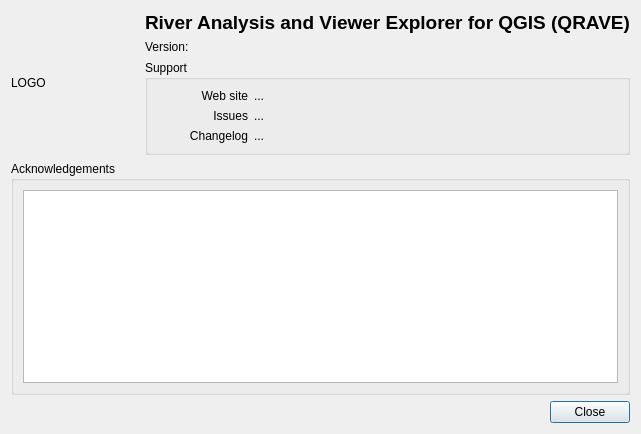
First picture: the form in src/ui/about_dialog.ui, repository Riverscapes/QRAVEPlugin, before the edit.
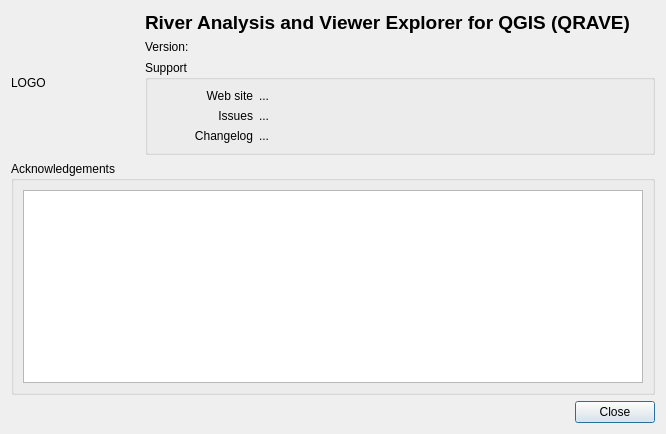
Second picture: the form after the edit.

What changed in the file:
```diff
--- a/src/ui/about_dialog.ui
+++ b/src/ui/about_dialog.ui
@@ -6,7 +6,7 @@
    <rect>
     <x>0</x>
     <y>0</y>
-    <width>524</width>
+    <width>666</width>
     <height>434</height>
    </rect>
   </property>
```
Left out of the diff: 3 changed lines with no effect on the pictures.
